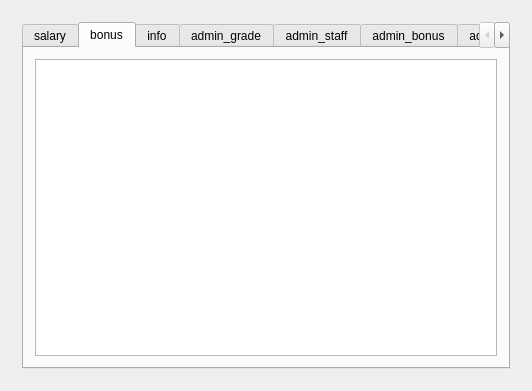
Above: mysalary.ui from Preffer/MySalary before the change. Below: the same form after it.
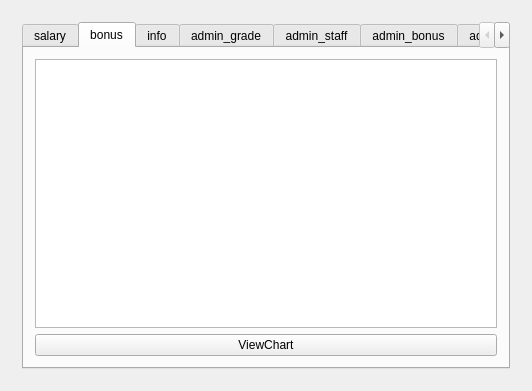
That is the form after the change. The open tabs and pages were chosen to show the change. Icons and pictures are not drawn.

```diff
--- a/mysalary.ui
+++ b/mysalary.ui
@@ -194,6 +194,13 @@
               </property>
              </widget>
             </item>
+            <item row="1" column="0">
+             <widget class="QPushButton" name="bonusChartButton">
+              <property name="text">
+               <string>ViewChart</string>
+              </property>
+             </widget>
+            </item>
            </layout>
           </widget>
           <widget class="QWidget" name="info">
```
Left out of the diff: 2 changed lines with no effect on the pictures.
